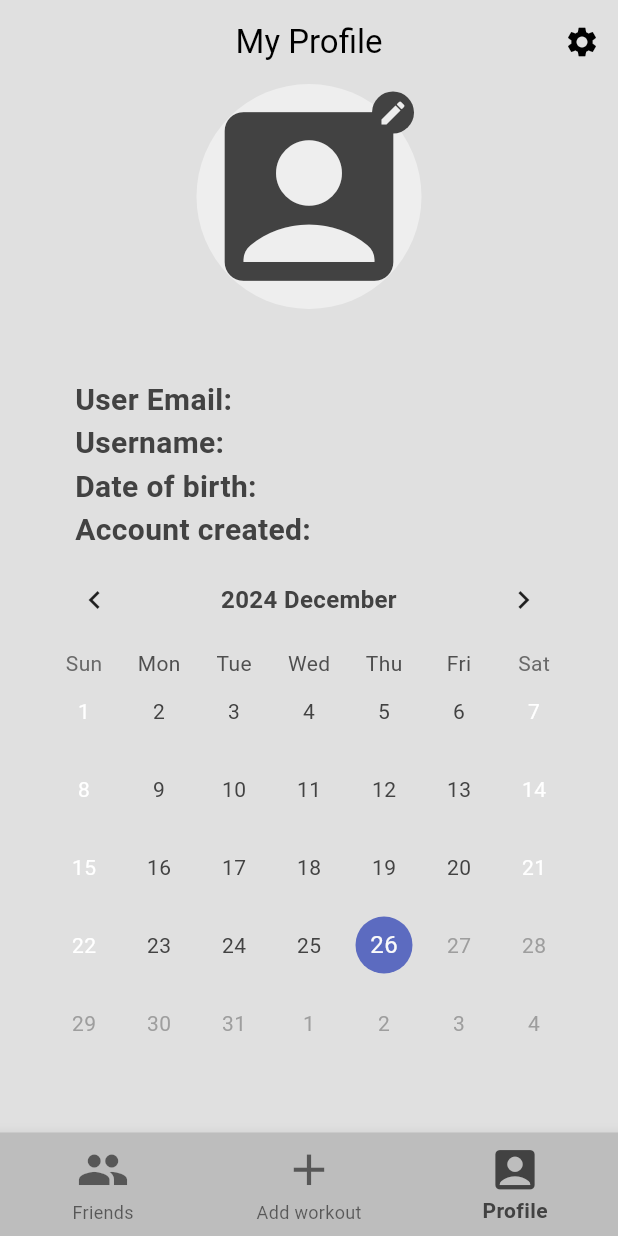
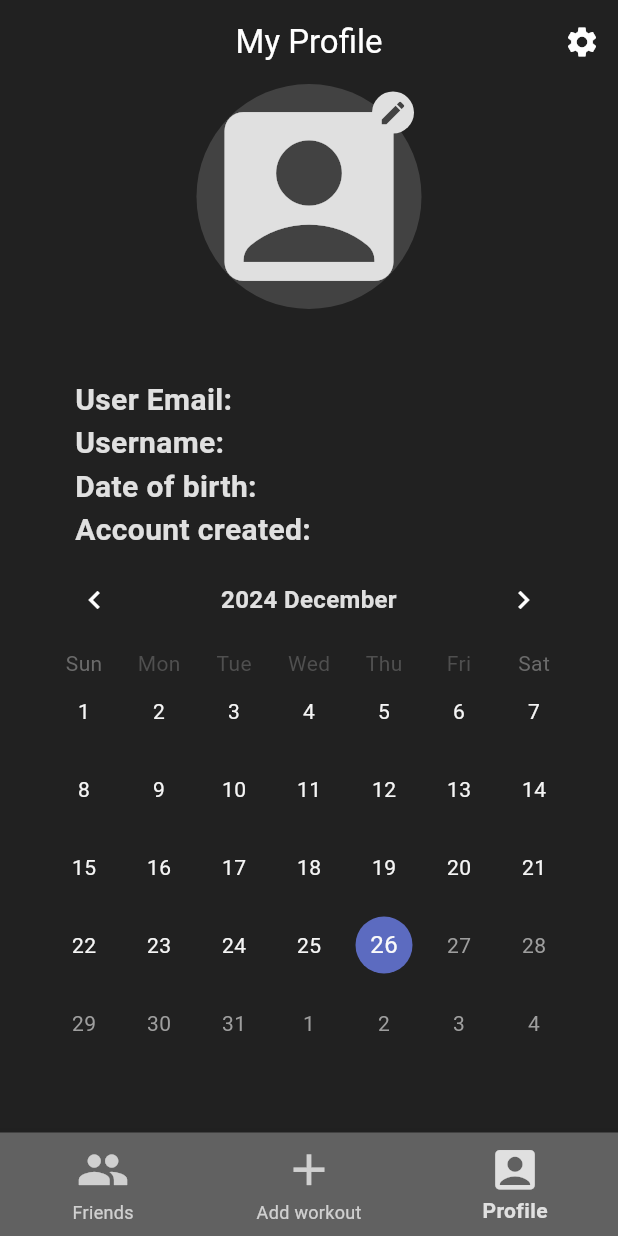
Before and after one commit to RicnyF/Maturitn-projekt---RepTrack, a Flutter app: the screen it shows once a user with an empty profile is signed in, swiped to page 3, on a phone screen of 412 x 824 dp. Run offline on Flutter 3.47's test engine with Material 3 defaults, Android fonts, the phone set to English and light mode, and no system bars; drawn by our look-alikes of table_calendar; our stand-ins replace cloud_firestore, firebase_auth, firebase_core, firebase_storage, image_picker, logger and 1 more; missing offline and left inert: firebase_app_check; accounts and stored records are empty.

Commit message:
31 - Themes and code improvements

```diff
--- a/lib/main.dart
+++ b/lib/main.dart
@@ -3,6 +3,7 @@ import 'package:firebase_app_check/firebase_app_check.dart';
 import 'package:firebase_core/firebase_core.dart';
 
 import 'package:flutter/material.dart';
+import 'package:provider/provider.dart';
 import 'package:rep_track/auth/auth.dart';
 import 'package:rep_track/firebase_options.dart';
 import 'package:rep_track/pages/add_exercises_page.dart';
@@ -16,6 +17,7 @@ import 'package:rep_track/pages/sandbox.dart';
 import 'package:rep_track/pages/start_new_workout_page.dart';
 import 'package:rep_track/theme/dark_mode.dart';
 import 'package:rep_track/theme/light_mode.dart';
+import 'package:rep_track/theme/theme_provider.dart';
 import 'package:rep_track/utils/logger.dart';
 
 Future<void> main() async {
@@ -33,7 +35,10 @@ Future<void> main() async {
 
   );
   AppLogger.logInfo("Firebase initialized successfully.");
-  runApp(const MyApp());
+  runApp( ChangeNotifierProvider(
+      create: (_) => ThemeProvider(),
+      child: const MyApp(),
+    ),);
 
 }
 
@@ -42,10 +47,14 @@ class MyApp extends StatelessWidget {
 
   @override
   Widget build(BuildContext context) {
+    final themeProvider = Provider.of<ThemeProvider>(context);
+
     return  MaterialApp(
 
       debugShowCheckedModeBanner: false,
       home: const AuthPage(),
+      themeMode: themeProvider.themeMode,
+
       theme: lightMode,
       darkTheme: darkMode,
       routes:{
--- a/lib/pages/profile_page.dart
+++ b/lib/pages/profile_page.dart
@@ -5,12 +5,14 @@ import 'package:firebase_auth/firebase_auth.dart';
 import 'package:firebase_storage/firebase_storage.dart';
 import 'package:flutter/material.dart';
 import 'package:intl/intl.dart';
+import 'package:provider/provider.dart';
 import 'package:rep_track/auth/auth.dart';
 import 'package:rep_track/components/my_boldtext.dart';
 import 'package:image_picker/image_picker.dart';
 import 'package:rep_track/helper/helper_functions.dart';
 import 'package:logger/logger.dart';
 import 'package:rep_track/pages/workout_details_page.dart';
+import 'package:rep_track/theme/theme_provider.dart';
 import 'package:rep_track/utils/logger.dart';
 import 'package:table_calendar/table_calendar.dart';
 class ProfilePage extends StatefulWidget {
@@ -40,7 +42,6 @@ class _ProfilePageState extends State<ProfilePage> {
   showDialog(
     context: context,
     builder: (BuildContext context) {
-      print(workouts.length);
       return AlertDialog(
         title: Text("Select a Workout"),
         content: SizedBox(
@@ -120,7 +121,6 @@ Future<void> getUserWorkouts() async {
     if (!tempEvents.containsKey(onlyDate)) {
       tempEvents[onlyDate] = [];
     }
-    print(data["workoutDuration"]);
     tempEvents[onlyDate]?.add({
       "workoutId": data["workoutId"],
       "workoutName": data["workoutName"],
@@ -196,9 +196,29 @@ Future<void> getUserWorkouts() async {
           child: ListView(
             children: [
               ListTile(
-                title: const Text("Settings"),
+                title: const Text("Edit profile"),
                 onTap: (){},
               ),
+               ListTile(
+              title: Row(
+                mainAxisAlignment: MainAxisAlignment.spaceBetween,
+                children: [
+                  const Text("Change Theme"), Icon (Provider.of<ThemeProvider>(context).isDarkTheme == true ? Icons.dark_mode:Icons.light_mode)
+                ],
+              ),
+              onTap: (){
+Provider.of<ThemeProvider>(context, listen: false)
+                      .toggleTheme();
+              },
+
+              /*Switch(
+                value: Provider.of<ThemeProvider>(context).isDarkTheme,
+                onChanged: (value) {
+                  Provider.of<ThemeProvider>(context, listen: false)
+                      .toggleTheme();
+                },
+              ),*/
+            ),
               ListTile(
                 title: const Text("Log out",style: TextStyle(color:Colors.red)),
                 onTap: () =>logout(context),
@@ -392,7 +412,7 @@ Future<void> getUserWorkouts() async {
             },
   calendarStyle: CalendarStyle(
 
-    markerDecoration: BoxDecoration(color: Color.fromARGB(255, 141, 141, 141), shape: BoxShape.circle),weekendTextStyle: TextStyle(color: Colors.white),disabledTextStyle: TextStyle(color: Colors.grey)),
+    markerDecoration: BoxDecoration(color: Color.fromARGB(255, 141, 141, 141), shape: BoxShape.circle),defaultTextStyle: TextStyle(color: Theme.of(context).colorScheme.inverseSurface),weekendTextStyle: TextStyle(color: Theme.of(context).colorScheme.inverseSurface),disabledTextStyle: TextStyle(color: Colors.grey)),
   headerStyle: HeaderStyle(
           formatButtonVisible: false,
           titleCentered: true,
--- a/lib/pages/routines/add_routines_page.dart
+++ b/lib/pages/routines/add_routines_page.dart
@@ -78,7 +78,6 @@ class _AddRoutinesPageState extends State<AddRoutinesPage> {
 
     if (selectedExercises.isEmpty) {
       resetRoutine();
-      print("Reset");
       return;
     }
 
--- a/lib/pages/routines/edit_routines_page.dart
+++ b/lib/pages/routines/edit_routines_page.dart
@@ -50,7 +50,6 @@ void initState() {
 
 
     selectedExercises.add({"id": exerciseId});
-      print(selectedExercises);
       setsPerExercise[widget.routineId] = (exercise["sets"] as List<dynamic>?)
               ?.map((set) => Map<String, dynamic>.from(set))
               .toList() ??
@@ -94,7 +93,6 @@ void initState() {
   }});
 
     fetchExerciseDetails();
-    print(selectedExercises);
   }
 }
 
@@ -139,7 +137,6 @@ void initState() {
 
     if (selectedExercises.isEmpty) {
       resetRoutine();
-      print("Reset");
       return;
     }
 
--- a/lib/pages/routines/routine_detail_page.dart
+++ b/lib/pages/routines/routine_detail_page.dart
@@ -47,7 +47,6 @@ class RoutineDetailPage extends StatelessWidget {
                         List sets = exercise['sets'] as List<dynamic>;
 
 
-                        print(extendedData["name"]);
                         return ListTile(
                           /* NEED TO FIX THIS !! */
                 /*            onTap: () => Navigator.push(
--- a/lib/pages/start_new_workout_page.dart
+++ b/lib/pages/start_new_workout_page.dart
@@ -232,7 +232,6 @@ void showCountdownOverlay(String id) {
 
     if (selectedExercises.isEmpty) {
       resetRoutine();
-      print("Reset");
       return;
     }
 
@@ -359,7 +358,6 @@ showDialog(context: context, builder: (context)=> const Center(
             onTimerDurationChanged: (Duration newDuration) {
               setState(() {
                 restTimers[id] = newDuration;
-                print(restTimers[id]);
               });
             },
           ),
@@ -592,8 +590,6 @@ void initState() {
 
                         onChanged: (value) {
                           setsPerExercise[id]![index]["weight"] = value;
-                          print(index);
-                          print(setsPerExercise[id]!.length-1);
 
                         },
                         keyboardType: TextInputType.number,
@@ -639,7 +635,6 @@ void initState() {
                       }
                       else{
                       done[id]![index]= true;
-                      print(restTimers);
                       countdownState[id]= true;
                       showCountdownOverlay(id);
 
--- a/lib/pages/workout_details_page.dart
+++ b/lib/pages/workout_details_page.dart
@@ -29,7 +29,6 @@ void getWorkoutWeight(){
 
     }
   }
-  print(widget.workoutData);
   setState(() {
     totalWeight= weight.toString();
   });
--- a/lib/theme/dark_mode.dart
+++ b/lib/theme/dark_mode.dart
@@ -7,6 +7,7 @@ ThemeData darkMode = ThemeData(
     primary: Colors.grey.shade800,
     secondary: Colors.grey.shade700,
     inversePrimary: Colors.grey.shade300,
+    inverseSurface: Colors.grey.shade100,
   ),
   textTheme: ThemeData.dark().textTheme.apply(
     bodyColor: Colors.grey[300],
--- a/lib/theme/light_mode.dart
+++ b/lib/theme/light_mode.dart
@@ -7,6 +7,7 @@ ThemeData lightMode = ThemeData(
     primary: Colors.grey.shade200,
     secondary: Colors.grey.shade400,
     inversePrimary: Colors.grey.shade800,
+    inverseSurface: Colors.grey.shade800,
   ),
   textTheme: ThemeData.light().textTheme.apply(
     bodyColor: Colors.grey[800],
--- /dev/null
+++ b/lib/theme/theme_provider.dart
@@ -0,0 +1,12 @@
+import 'package:flutter/material.dart';
+
+class ThemeProvider extends ChangeNotifier {
+  bool isDarkTheme = true;
+
+  ThemeMode get themeMode => isDarkTheme ? ThemeMode.dark : ThemeMode.light;
+
+  void toggleTheme() {
+    isDarkTheme = !isDarkTheme;
+    notifyListeners();
+  }
+}
--- a/pubspec.yaml
+++ b/pubspec.yaml
@@ -48,6 +48,7 @@ dependencies:
   uuid: ^4.5.1
   timer_count_down: ^2.2.2
   table_calendar: ^3.1.3
+  provider: ^6.1.2
 
 dev_dependencies:
   flutter_test:
```
Also changed, not shown: lib/auth/auth.dart (+6 -1 lines), lib/pages/exercise details/exercise_detail_best_page.dart (+7 -5 lines), lib/pages/exercise details/exercise_detail_history_page.dart (+9 -4 lines), pubspec.lock.
